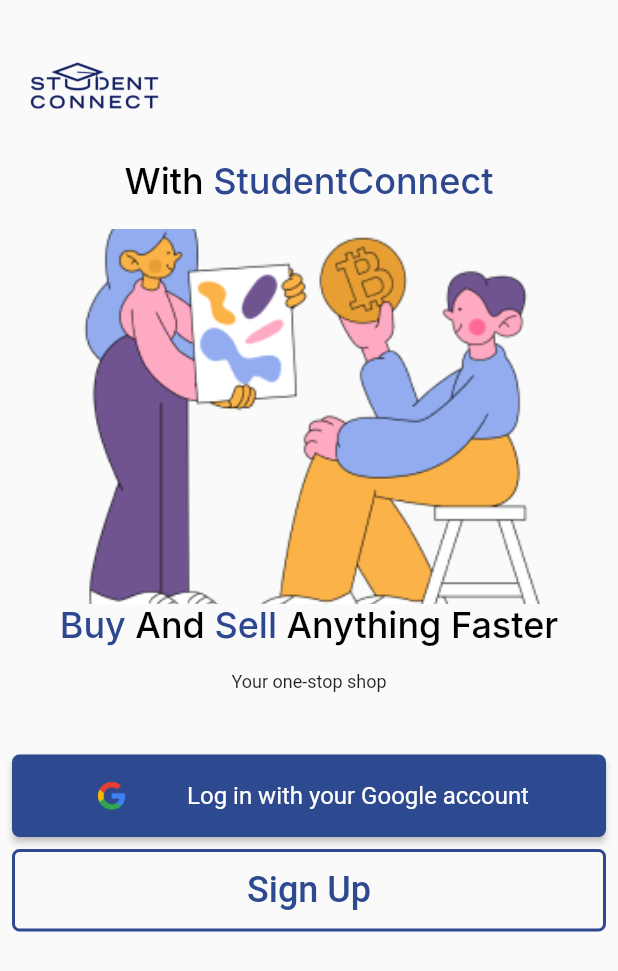
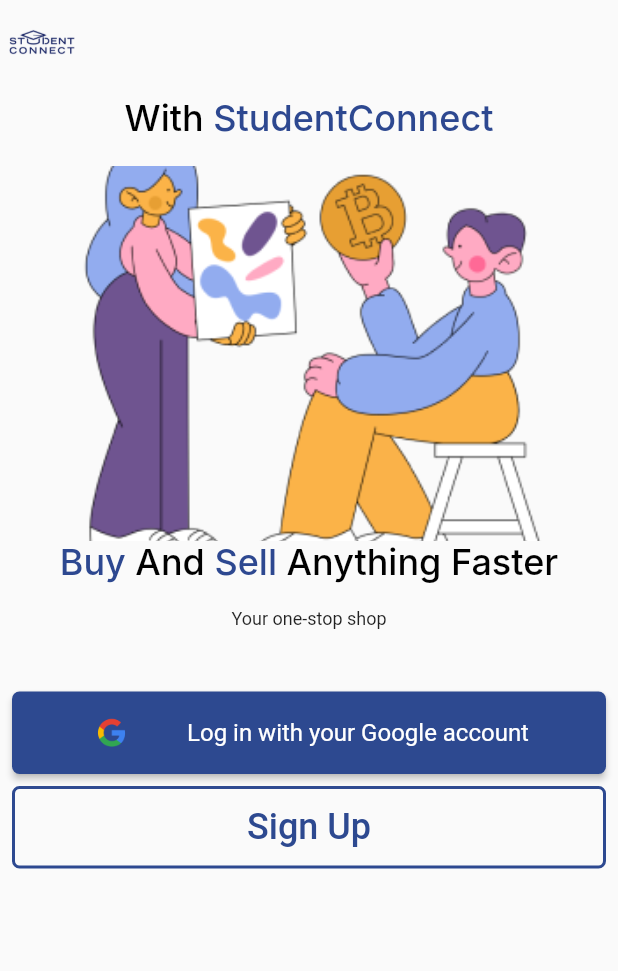
Before and after one commit to Serkhani/StudentConnect, a Flutter app: the screen it shows after launch, on a phone screen of 412 x 824 dp. Shown: the top 971 px of the screen. Run offline on Flutter 3.47's test engine with Material 2 defaults, Android fonts, the light colour scheme and no system bars; our stand-ins replace get; Roboto replaces fonts that are missing (Inter).

Commit message:
added appbar to auth view

```diff
--- a/flutter/studentconnect/lib/app/modules/auth/views/auth_view.dart
+++ b/flutter/studentconnect/lib/app/modules/auth/views/auth_view.dart
@@ -12,21 +12,20 @@
   Widget build(BuildContext context) {
     return SafeArea(
       child: Scaffold(
-        body: SingleChildScrollView(
-          padding: const EdgeInsets.all(8.0),
-          child: Column(
-            children: [
-              Row(
-                crossAxisAlignment: CrossAxisAlignment.start,
-                children: [
-                  Image.asset(
+        appBar: AppBar(
+          leading: Image.asset(
                     'assets/logobk.png',
                     height: 98.0,
                     width: 110.0,
                   ),
-                ],
-              ),
-              const Text.rich(
+                  backgroundColor: Colors.transparent,
+                  elevation: 0.0,
+        ),
+        body: const SingleChildScrollView(
+          padding: EdgeInsets.all(8.0),
+          child: Column(
+            children: [
+              Text.rich(
           TextSpan(
                 text: 'With ',
                 style: TextStyle(
@@ -52,10 +51,10 @@
           textAlign: TextAlign.center,
 
         ),
-              const OnBoardingPages(),
+              OnBoardingPages(),
 
-              const LoginBtn(),
-              const SignUpBtn()
+              LoginBtn(),
+              SignUpBtn()
             ],
           ),
         ),
```
